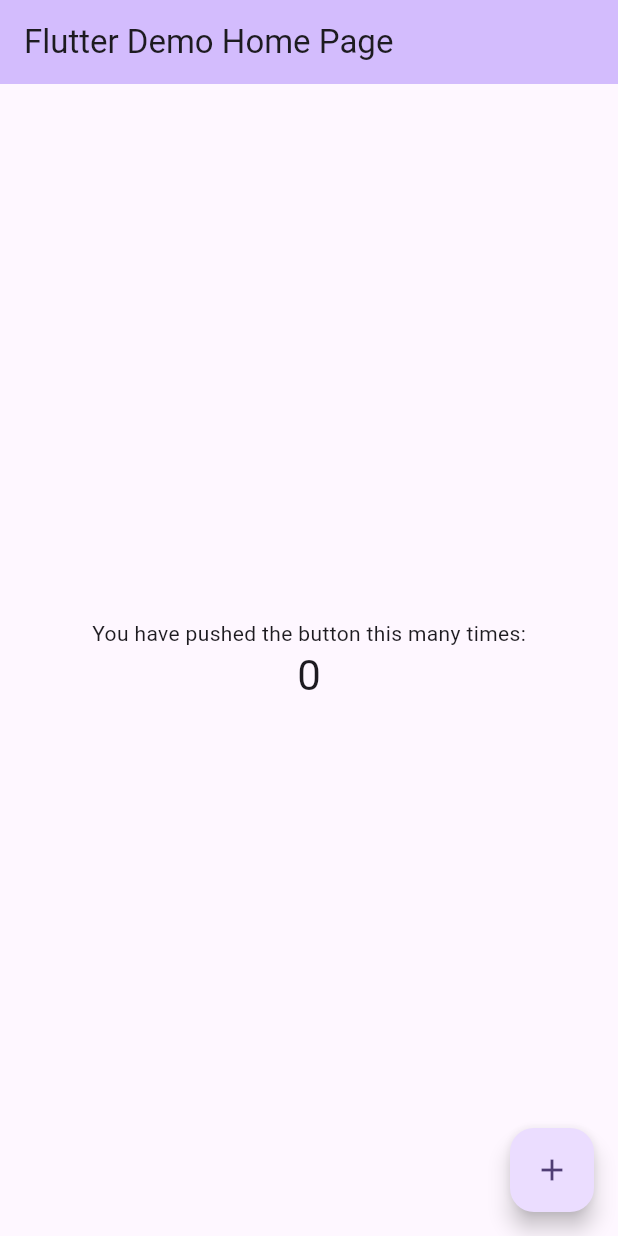
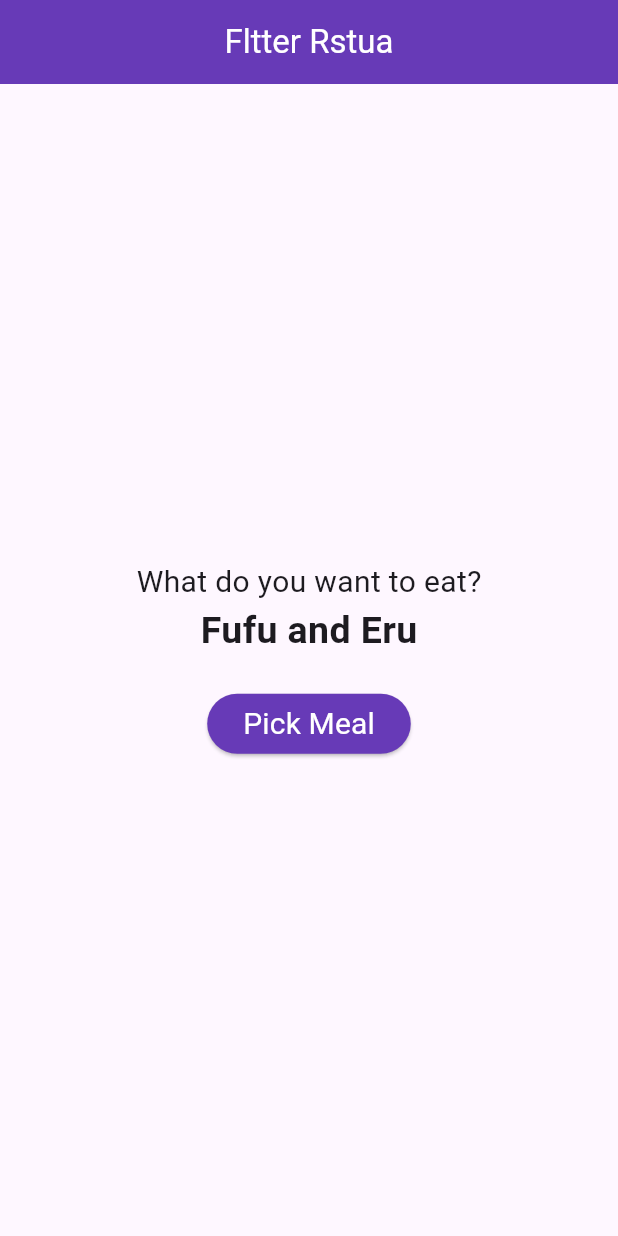
Before and after one commit to delbertkimbi/-30DaysOfFlutter-, a Flutter app: the screen it shows after launch, on a phone screen of 412 x 824 dp. Run offline on Flutter 3.47's test engine with Material 3 defaults, Android fonts, the light colour scheme and no system bars.

Commit message:
Done with task of the day, building a basic meal picker app

```diff
--- /dev/null
+++ b/day1/lib/display.dart
@@ -0,0 +1,81 @@
+import 'package:flutter/material.dart';
+
+class MyHomePage extends StatefulWidget {
+  const MyHomePage({super.key, required this.title});
+
+  final String title;
+
+  @override
+  State<MyHomePage> createState() => _MyHomePageState();
+}
+
+List<String> restues = [
+  'Fufu and Eru',
+  'Fried Rice',
+  'FufuCorn and Vegetable',
+  'Garri and sugar',
+];
+int currentIndex = 0;
+
+class _MyHomePageState extends State<MyHomePage> {
+  @override
+  Widget build(BuildContext context) {
+    return SafeArea(
+      child: Scaffold(
+        appBar: AppBar(
+          centerTitle: true,
+          backgroundColor: Colors.deepPurple,
+          title: Text(
+            widget.title,
+            style: const TextStyle(color: Colors.white),
+          ),
+        ),
+        body: Center(
+          child: Column(
+            mainAxisAlignment: MainAxisAlignment.center,
+            children: <Widget>[
+              const Text(
+                'What do you want to eat?',
+                style: TextStyle(
+                  fontSize: 20,
+                  fontWeight: FontWeight.w400,
+                ),
+              ),
+              Text(
+                restues[currentIndex],
+                style: const TextStyle(
+                  fontSize: 25,
+                  fontWeight: FontWeight.bold,
+                ),
+              ),
+              const SizedBox(
+                height: 20,
+              ),
+              ElevatedButton(
+                  onPressed: () {
+                    setState(() {
+                      if (currentIndex >= (restues.length - 1)) {
+                        currentIndex = 0;
+                      } else {
+                        currentIndex++;
+                      }
+                    });
+                  },
+                  style: ElevatedButton.styleFrom(
+                    foregroundColor: Colors.white,
+                    backgroundColor: Colors.deepPurple,
+                  ),
+                  child: const Text(
+                    'Pick Meal',
+                    style: TextStyle(
+                      fontSize: 20,
+                      fontWeight: FontWeight.w400,
+                    ),
+                  ))
+            ],
+          ),
+        ),
+      ),
+    );
+  }
+}
--- a/day1/lib/main.dart
+++ b/day1/lib/main.dart
@@ -1,3 +1,4 @@
+ import 'package:day1/display.dart';
 import 'package:flutter/material.dart';
 
 void main() {
@@ -15,55 +16,7 @@ class MyApp extends StatelessWidget {
         colorScheme: ColorScheme.fromSeed(seedColor: Colors.deepPurple),
         useMaterial3: true,
       ),
-      home: const MyHomePage(title: 'Flutter Demo Home Page'),
+      home: const MyHomePage(title: 'Fltter Rstua'),
     );
   }
 }
-
-class MyHomePage extends StatefulWidget {
-  const MyHomePage({super.key, required this.title});
-
-  final String title;
-
-  @override
-  State<MyHomePage> createState() => _MyHomePageState();
-}
-
-class _MyHomePageState extends State<MyHomePage> {
-  int _counter = 0;
-
-  void _incrementCounter() {
-    setState(() {
-      _counter++;
-    });
-  }
-
-  @override
-  Widget build(BuildContext context) {
-    return Scaffold(
-      appBar: AppBar(
-        backgroundColor: Theme.of(context).colorScheme.inversePrimary,
-        title: Text(widget.title),
-      ),
-      body: Center(
-        child: Column(
-          mainAxisAlignment: MainAxisAlignment.center,
-          children: <Widget>[
-            const Text(
-              'You have pushed the button this many times:',
-            ),
-            Text(
-              '$_counter',
-              style: Theme.of(context).textTheme.headlineMedium,
-            ),
-          ],
-        ),
-      ),
-      floatingActionButton: FloatingActionButton(
-        onPressed: _incrementCounter,
-        tooltip: 'Increment',
-        child: const Icon(Icons.add),
-      ),
-    );
-  }
-}
```
